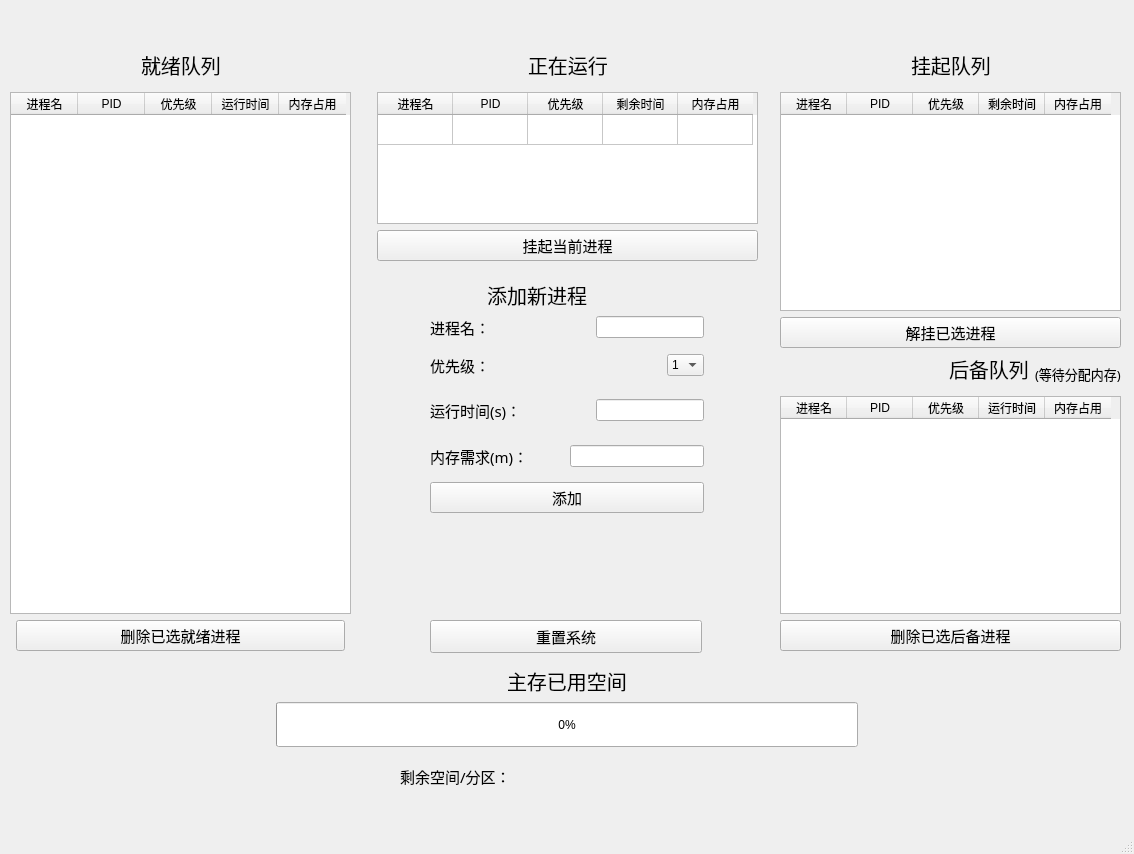
Misaka-9982/cpuProgressControlSimulation, file Window.ui: the form before one commit.
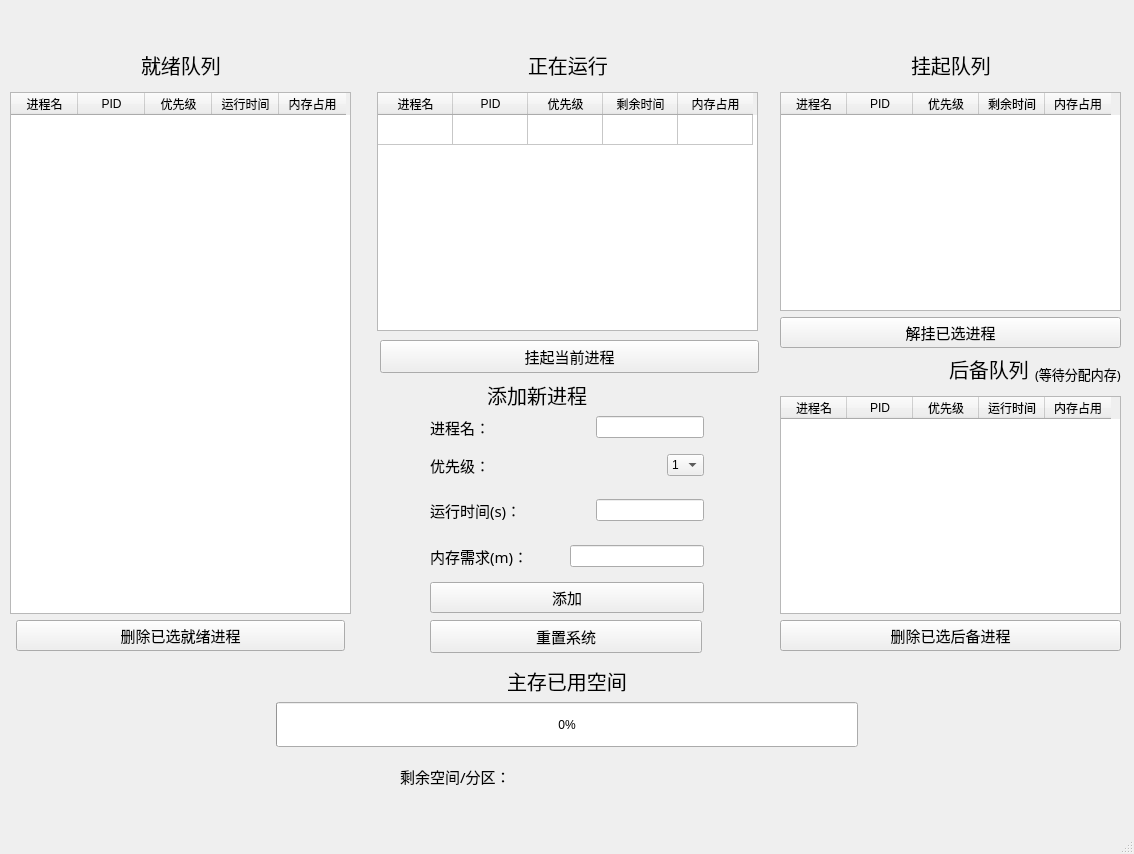
The form after the commit.

Commit message: UI修改，为多处理器ui调整

```diff
--- a/Window.ui
+++ b/Window.ui
@@ -100,7 +100,7 @@
     <property name="geometry">
      <rect>
       <x>430</x>
-      <y>280</y>
+      <y>380</y>
       <width>274</width>
       <height>233</height>
      </rect>
@@ -439,7 +439,7 @@
       <x>377</x>
       <y>50</y>
       <width>381</width>
-      <height>211</height>
+      <height>281</height>
      </rect>
     </property>
     <layout class="QVBoxLayout" name="verticalLayout_2">
@@ -537,19 +537,6 @@
        </item>
       </layout>
      </item>
-     <item>
-      <widget class="QPushButton" name="HangButton">
-       <property name="font">
-        <font>
-         <family>微软雅黑</family>
-         <pointsize>11</pointsize>
-        </font>
-       </property>
-       <property name="text">
-        <string>挂起当前进程</string>
-       </property>
-      </widget>
-     </item>
     </layout>
    </widget>
    <widget class="QWidget" name="layoutWidget">
@@ -787,6 +774,25 @@
      <string>重置系统</string>
     </property>
    </widget>
+   <widget class="QPushButton" name="HangButton">
+    <property name="geometry">
+     <rect>
+      <x>380</x>
+      <y>340</y>
+      <width>379</width>
+      <height>33</height>
+     </rect>
+    </property>
+    <property name="font">
+     <font>
+      <family>微软雅黑</family>
+      <pointsize>11</pointsize>
+     </font>
+    </property>
+    <property name="text">
+     <string>挂起当前进程</string>
+    </property>
+   </widget>
   </widget>
   <widget class="QMenuBar" name="menubar">
    <property name="geometry">
```
The commit also changes 1 other file.
